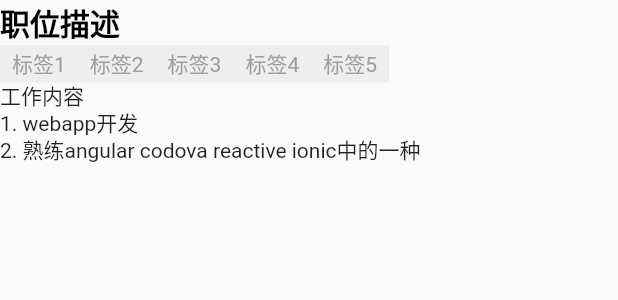
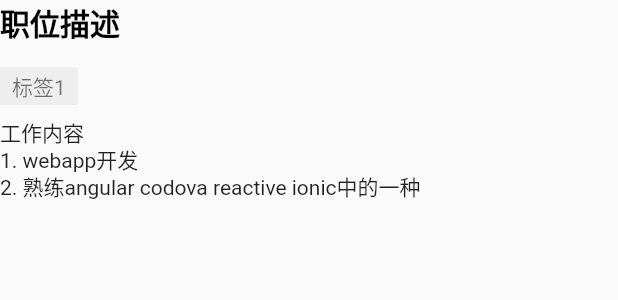
Before and after one commit to coolHt/Family-Union, a Flutter app: what jobDescription() shows on an empty page, opened directly, on a phone screen of 412 x 824 dp. Shown: the top 300 px of the screen. Run offline on Flutter 3.47's test engine with Material 2 defaults, Android fonts, the phone set to English and light mode, and no system bars.

Commit message:
update tags

```diff
--- a/xz_application/lib/job/job-detail.dart
+++ b/xz_application/lib/job/job-detail.dart
@@ -88,14 +88,13 @@ Container jobDescription(){
       crossAxisAlignment: CrossAxisAlignment.start,
       children: <Widget>[
         Common.maximumTitle('职位描述'),
-        Row(
-          children: <Widget>[
-            tagStyle('标签1'),
-            tagStyle('标签2'),
-            tagStyle('标签3'),
-            tagStyle('标签4'),
-            tagStyle('标签5'),
-          ],
+        Container(
+          margin: EdgeInsets.only(top: 15.0),
+          child:Wrap(
+            children: <Widget>[
+              tagStyle('标签1')
+            ],
+          ),
         ),
         Text(
           '工作内容',
@@ -123,13 +122,14 @@ Container jobDescription(){
 Container tagStyle(tag){
   return Container(
     padding: EdgeInsets.fromLTRB(8.0, 2.0, 8.0, 2.0),
+    margin: EdgeInsets.fromLTRB(0, 0, 10.0, 10.0),
     decoration: BoxDecoration(
       color: Color.fromARGB(255, 238, 238, 238)
     ),
     child: Text(
       tag,
       style: TextStyle(
-        color: Colors.grey
+        color: Colors.black54
       ),
     )
   );
```
